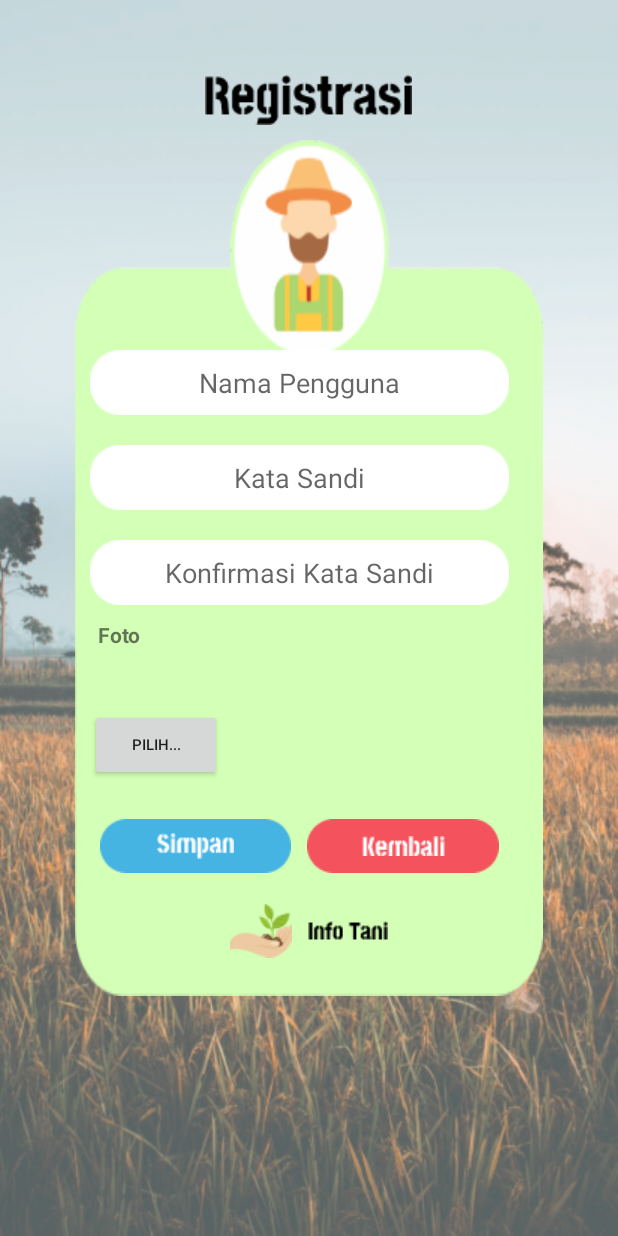
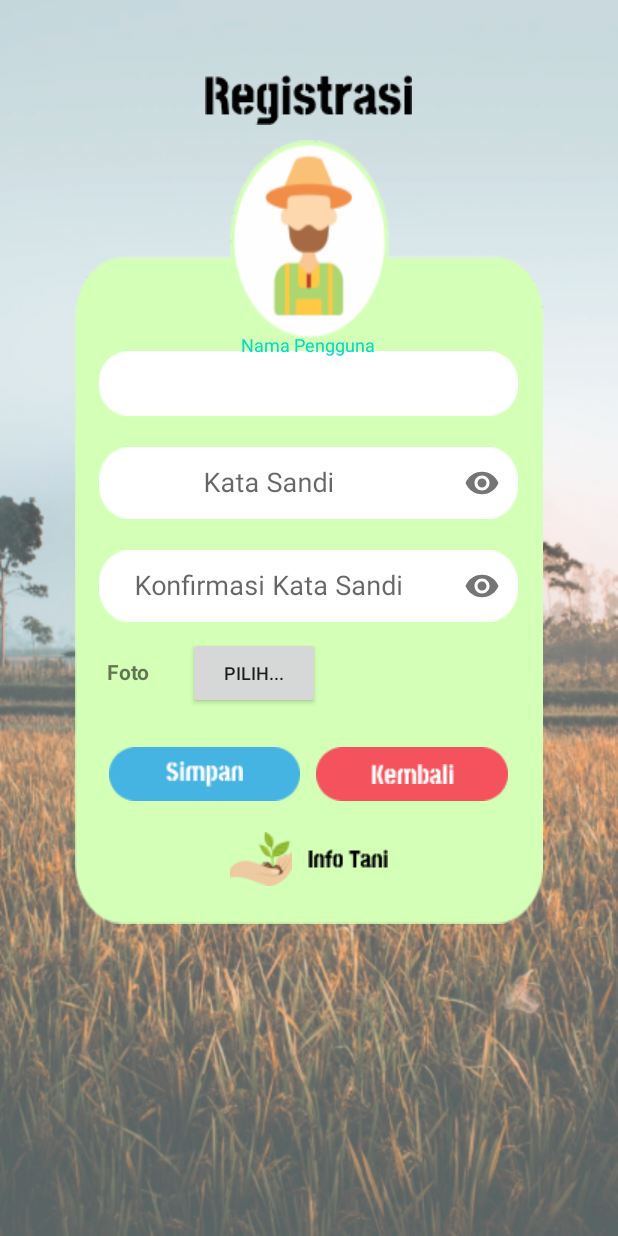
Before and after one commit to afiffarishudaifi/androidinfotani, an Android app: the RegisterActivity screen opened directly, with no data from a screen before it, on a phone screen of 412 x 824 dp. Run offline under Robolectric (Android 15) with nearby library versions, the phone set to English and light mode, and no system bars; our stand-ins replace Volley.

Commit message:
Upload Foto Register
Api berada pada controller android/registerapi

```diff
--- a/app/src/main/java/com/example/myapplication/Api.java
+++ b/app/src/main/java/com/example/myapplication/Api.java
@@ -3,7 +3,7 @@ package com.example.myapplication;
 public class Api {
     String URL_LOGIN = "http://192.168.43.171/ciinfotani/android/loginapi";
     String URL_REGIST = "http://192.168.43.171/ciinfotani/android/registerapi";
-    String URL_REGISTRASI = "http://192.168.42.240/ciinfotani/Apiregister/ApiRegister";
+//    String URL_REGISTRASI = "http://192.168.42.240/ciinfotani/Apiregister/ApiRegister";
 
     public String getURL_LOGIN() {
         return URL_LOGIN;
--- a/app/src/main/java/com/example/myapplication/RegisterActivity.java
+++ b/app/src/main/java/com/example/myapplication/RegisterActivity.java
@@ -13,6 +13,8 @@ import android.widget.Button;
 import android.widget.EditText;
 import android.widget.ImageButton;
 import android.widget.ImageView;
+import android.widget.LinearLayout;
+import android.widget.ProgressBar;
 import android.widget.Toast;
 
 import androidx.annotation.NonNull;
@@ -38,11 +40,13 @@ import java.util.HashMap;
 import java.util.Map;
 
 public class RegisterActivity extends AppCompatActivity {
-    ImageButton imgBtnkembali, imgBtnsimpan;
-    ImageView imageUpload;
-    EditText username, password, konfpassword;
-    Button btnUpload;
-    Bitmap bitmap;
+    private ImageButton imgBtnkembali, imgBtnsimpan;
+    private ImageView imageUpload;
+    private ProgressBar loading;
+    private EditText username, password, konfpassword;
+    private Button btnUpload;
+    private LinearLayout linearLayoutBtnregister;
+    private Bitmap bitmap;
     final int CODE_GALLERY_REQUEST = 999;
     String URL_REGISTRASI;
     @Override
@@ -55,9 +59,11 @@ public class RegisterActivity extends AppCompatActivity {
         konfpassword = (EditText)findViewById(R.id.regKonfpassword);
         btnUpload = (Button)findViewById(R.id.btnUpload);
         imageUpload = (ImageView)findViewById(R.id.imageUpload);
+        loading = (ProgressBar)findViewById(R.id.loading);
+        linearLayoutBtnregister = (LinearLayout)findViewById(R.id.linearLayoutBtnRegister);
 
         Api registrasi = new Api();
-        URL_REGISTRASI = registrasi.URL_REGISTRASI;
+        URL_REGISTRASI = registrasi.getURL_REGIST();
 
         btnUpload.setOnClickListener(new View.OnClickListener() {
             @Override
@@ -92,9 +98,11 @@ public class RegisterActivity extends AppCompatActivity {
         if (requestCode == CODE_GALLERY_REQUEST && resultCode == RESULT_OK && data != null){
             Uri filePath = data.getData();
             try {
+                //mengambil gambar dari Gallery
                 InputStream inputStream = getContentResolver().openInputStream(filePath);
                 bitmap = BitmapFactory.decodeStream(inputStream);
-                imageUpload.setImageBitmap(bitmap);
+                //menampilkan gambar ke imageview
+                imageUpload.setImageBitmap(getResizedBitmap(bitmap,360));
             } catch (FileNotFoundException e) {
                 e.printStackTrace();
             }
@@ -109,6 +117,21 @@ public class RegisterActivity extends AppCompatActivity {
 
         String encodedImage = Base64.encodeToString(imageBytes, Base64.DEFAULT);
         return encodedImage;
+    }
+    //resize gambar
+    public Bitmap getResizedBitmap(Bitmap image, int maxSize) {
+        int width = image.getWidth();
+        int height = image.getHeight();
+
+        float bitmapRatio = (float) width / (float) height;
+        if (bitmapRatio > 1) {
+            width = maxSize;
+            height = (int) (width / bitmapRatio);
+        } else {
+            height = maxSize;
+            width = (int) (height * bitmapRatio);
+        }
+        return Bitmap.createScaledBitmap(image, width, height, true);
     }
 
     public void initControl() {
@@ -134,6 +157,9 @@ public class RegisterActivity extends AppCompatActivity {
     }
 
     private void simpan() {
+        linearLayoutBtnregister.setVisibility(View.GONE);
+        loading.setVisibility(View.VISIBLE);
+
         final String user =  this.username.getText().toString().trim();
         final String pass =  this.password.getText().toString().trim();
         final String konfirmasipass = this.konfpassword.getText().toString().trim();
@@ -146,10 +172,15 @@ public class RegisterActivity extends AppCompatActivity {
                             try {
                                 JSONObject jsonObject = new JSONObject(response);
                                 Toast.makeText(RegisterActivity.this, "Pesan : " + jsonObject.getString("message"), Toast.LENGTH_SHORT).show();
+                                loading.setVisibility(View.GONE);
+                                linearLayoutBtnregister.setVisibility(View.VISIBLE);
+
                             } catch (JSONException e) {
                                 e.printStackTrace();
-                                Toast.makeText(RegisterActivity.this, "Pesan : Sukses terdaftar", Toast.LENGTH_SHORT).show();
-
+                                Toast.makeText(RegisterActivity.this, "Pesan : " + e.toString(), Toast.LENGTH_SHORT).show();
+                                System.out.println(e.toString());
+                                loading.setVisibility(View.GONE);
+                                linearLayoutBtnregister.setVisibility(View.VISIBLE);
                             }
 
                             startActivity(new Intent(RegisterActivity.this, LoginActivity.class));
@@ -159,6 +190,9 @@ public class RegisterActivity extends AppCompatActivity {
                         @Override
                         public void onErrorResponse(VolleyError error) {
                             Toast.makeText(RegisterActivity.this, error.toString(), Toast.LENGTH_LONG).show();
+                            System.out.println(error.toString());
+                            loading.setVisibility(View.GONE);
+                            linearLayoutBtnregister.setVisibility(View.VISIBLE);
                         }
                     }) {
                 @Override
@@ -167,7 +201,7 @@ public class RegisterActivity extends AppCompatActivity {
                     Map<String, String> map = new HashMap<>();
                     map.put("username", user);
                     map.put("password", pass);
-                    map.put("konfirpassword", konfirmasipass);
+                    map.put("passwordconf", konfirmasipass);
                     map.put("foto", imageData);
                     return map;
                 }
--- a/app/src/main/res/layout/activity_register.xml
+++ b/app/src/main/res/layout/activity_register.xml
@@ -17,11 +17,12 @@
         android:layout_height="wrap_content"
         android:src="@drawable/registrasipetani"/>
     <ScrollView
-        android:layout_width="wrap_content"
-        android:layout_height="wrap_content">
+        android:layout_width="match_parent"
+        android:layout_height="match_parent">
         <LinearLayout
             android:id="@+id/formlogin"
-        android:layout_width="wrap_content"
+            android:gravity="center"
+            android:layout_width="match_parent"
             android:layout_height="wrap_content"
             android:layout_marginTop="10dp"
             android:layout_marginBottom="10dp"
@@ -34,6 +35,9 @@
                 android:layout_height="wrap_content"
                 android:orientation="vertical"
                 android:layout_marginTop="130dp">
+                <com.google.android.material.textfield.TextInputLayout
+                    android:layout_height="wrap_content"
+                    android:layout_width="wrap_content">
                     <EditText
                         android:id="@+id/regUsername"
                         android:layout_width="wrap_content"
@@ -43,24 +47,39 @@
                         android:gravity="center"
                         android:hint="@string/nama_pengguna"
                         android:inputType="text" />
+                </com.google.android.material.textfield.TextInputLayout>
+                <com.google.android.material.textfield.TextInputLayout
+                    android:layout_height="wrap_content"
+                    android:layout_width="wrap_content"
+                    app:passwordToggleEnabled="true">
                     <EditText
                         android:id="@+id/regPassword"
                         android:hint="@string/kata_sandi"
                         android:inputType="textPassword"
-            android:gravity="center"
+                        android:gravity="center|center_vertical"
                         android:layout_margin="10dp"
                         android:layout_width="wrap_content"
                         android:layout_height="wrap_content"
                         android:background="@drawable/bgtext"/>
+                </com.google.android.material.textfield.TextInputLayout>
+                <com.google.android.material.textfield.TextInputLayout
+                    android:layout_height="wrap_content"
+                    android:layout_width="wrap_content"
+                    app:passwordToggleEnabled="true">
                     <EditText
                         android:id="@+id/regKonfpassword"
                         android:hint="@string/konfirmasi_kata_sandi"
                         android:inputType="textPassword"
-            android:gravity="center"
+                        android:gravity="center|center_vertical"
                         android:layout_margin="10dp"
                         android:layout_width="wrap_content"
                         android:layout_height="wrap_content"
                         android:background="@drawable/bgtext"/>
+                </com.google.android.material.textfield.TextInputLayout>
+                <LinearLayout
+                    android:layout_width="wrap_content"
+                    android:layout_height="wrap_content"
+                    android:orientation="horizontal">
                     <TextView
                         android:layout_width="wrap_content"
                         android:layout_height="wrap_content"
@@ -70,22 +89,33 @@
                         android:layout_marginLeft="15dp"
                         android:layout_marginRight="15dp"
                         android:layout_marginEnd="15dp"/>
-            <ImageView
-                android:id="@+id/imageUpload"
-                android:layout_width="60px"
-                android:layout_height="60px">
-
-            </ImageView>
                     <Button
                         android:id="@+id/btnUpload"
                         android:layout_width="wrap_content"
                         android:layout_height="wrap_content"
                         android:text="@string/pilih_foto"
-            android:textSize="10sp"
+                        android:textSize="12sp"
                         android:layout_marginLeft="10dp"
                         android:layout_marginRight="10dp"
                         android:layout_marginBottom="10dp"/>
+                </LinearLayout>
+                <ImageView
+                    android:id="@+id/imageUpload"
+                    android:layout_width="wrap_content"
+                    android:layout_height="wrap_content"
+                    android:layout_gravity="center"
+                    android:layout_marginStart="15dp"
+                    android:layout_marginLeft="15dp"
+                    android:layout_marginRight="15dp"
+                    android:layout_marginEnd="15dp"/>
+                <ProgressBar
+                    android:id="@+id/loading"
+                    android:layout_width="match_parent"
+                    android:layout_height="wrap_content"
+                    android:layout_margin="20dp"
+                    android:visibility="gone"/>
                 <LinearLayout
+                    android:id="@+id/linearLayoutBtnRegister"
                     android:layout_margin="10dp"
                     android:layout_width="wrap_content"
                     android:layout_height="wrap_content"
```
Lines whose indentation alone changed are shown as unchanged.
